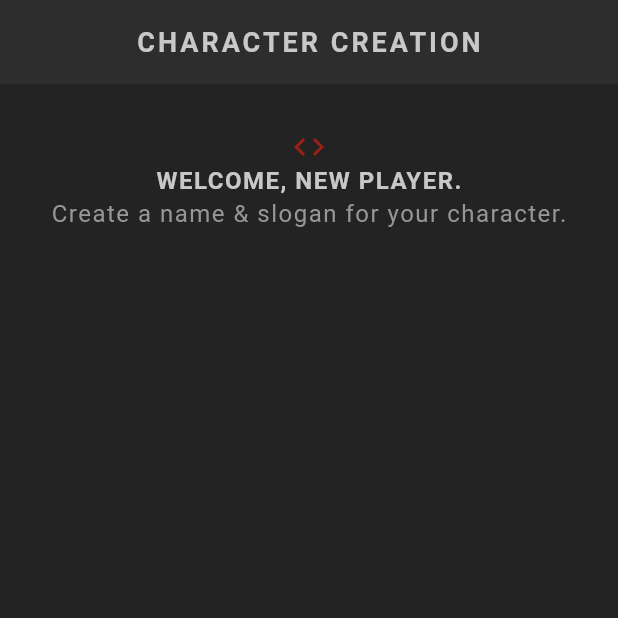
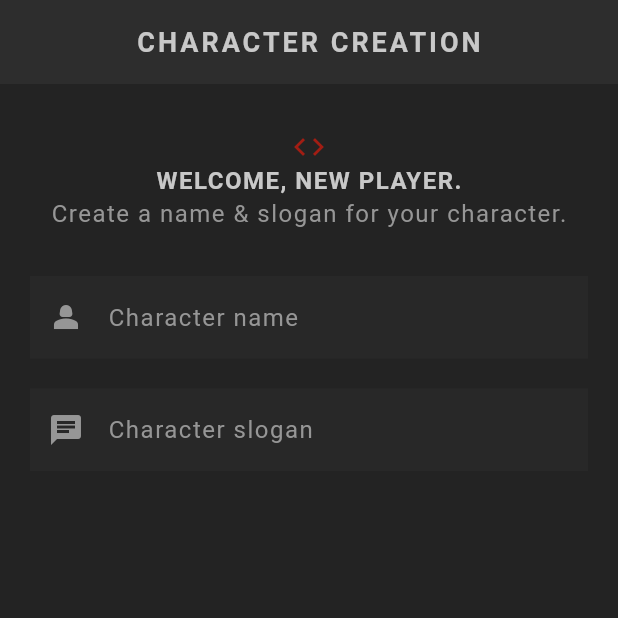
Before and after one commit to Bilal-eng/Flutter-RPG, a Flutter app: the screen it shows after launch, on a phone screen of 412 x 824 dp, the top half of it. Run offline on Flutter 3.47's test engine with Material 3 defaults, Android fonts, the phone set to English and light mode, and no system bars; our stand-ins replace google_fonts; Roboto replaces fonts that are missing (Kanit).

Commit message:
Making a Text Field

```diff
--- a/lib/screens/create/create.dart
+++ b/lib/screens/create/create.dart
@@ -1,6 +1,7 @@
 import 'package:flutter/material.dart';
 import 'package:flutter_rpg/shared/styled_text.dart';
 import 'package:flutter_rpg/theme.dart';
+import 'package:google_fonts/google_fonts.dart';
 
 class Create extends StatefulWidget {
   const Create({super.key});
@@ -28,6 +29,29 @@ class _CreateState extends State<Create> {
               child: StyledText('Create a name & slogan for your character.'),
             ),
             const SizedBox(height: 30),
+
+            // input for name and slogan
+            TextField(
+              style: GoogleFonts.kanit(
+                textStyle: Theme.of(context).textTheme.bodyMedium,
+              ),
+              cursorColor: AppColors.textColor,
+              decoration: const InputDecoration(
+                prefixIcon: Icon(Icons.person_2),
+                label: StyledText('Character name'),
+              ),
+            ),
+            const SizedBox(height: 20),
+            TextField(
+              style: GoogleFonts.kanit(
+                textStyle: Theme.of(context).textTheme.bodyMedium,
+              ),
+              cursorColor: AppColors.textColor,
+              decoration: const InputDecoration(
+                prefixIcon: Icon(Icons.chat),
+                label: StyledText('Character slogan'),
+              ),
+            ),
           ],
         ),
       ),
--- a/lib/theme.dart
+++ b/lib/theme.dart
@@ -53,4 +53,13 @@ ThemeData primaryTheme = ThemeData(
     shadowColor: Colors.transparent,
     margin: EdgeInsets.only(bottom: 16),
   ),
+
+  // input decoration theme
+  inputDecorationTheme: InputDecorationTheme(
+    filled: true,
+    fillColor: AppColors.secondaryColor.withOpacity(0.5),
+    border: InputBorder.none,
+    labelStyle: TextStyle(color: AppColors.textColor),
+    prefixIconColor: AppColors.textColor,
+  ),
 );
```
